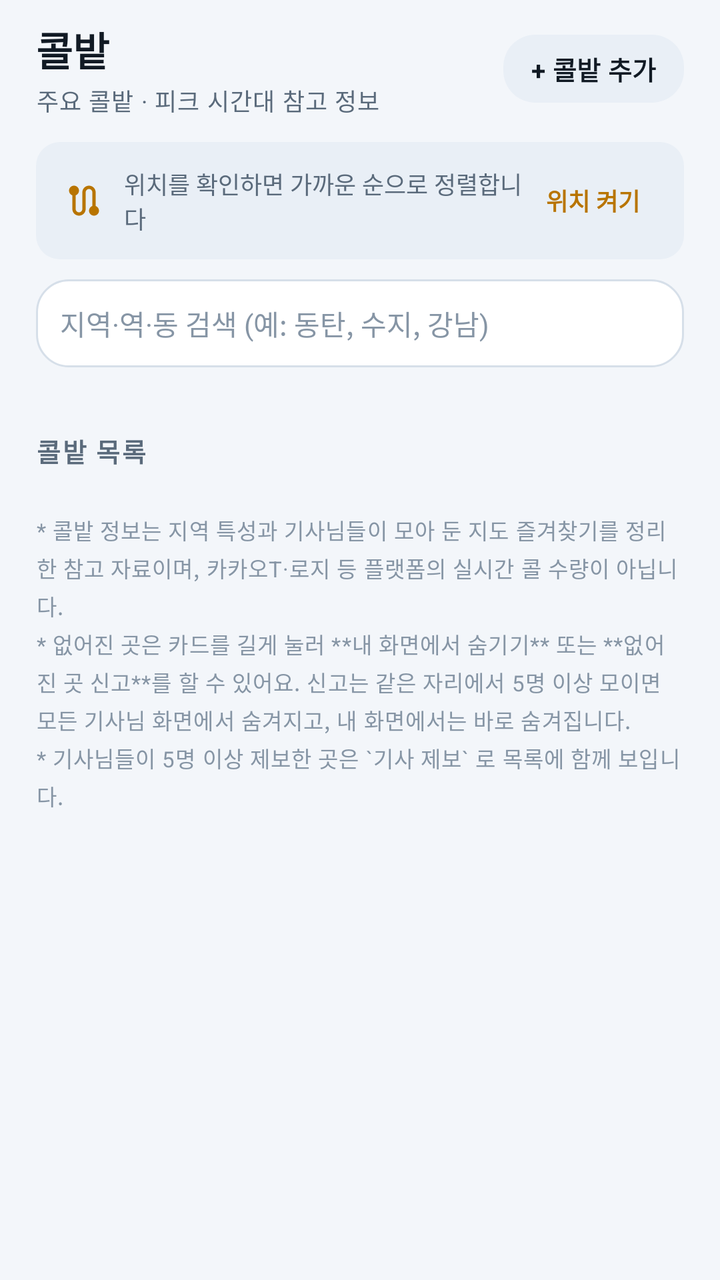
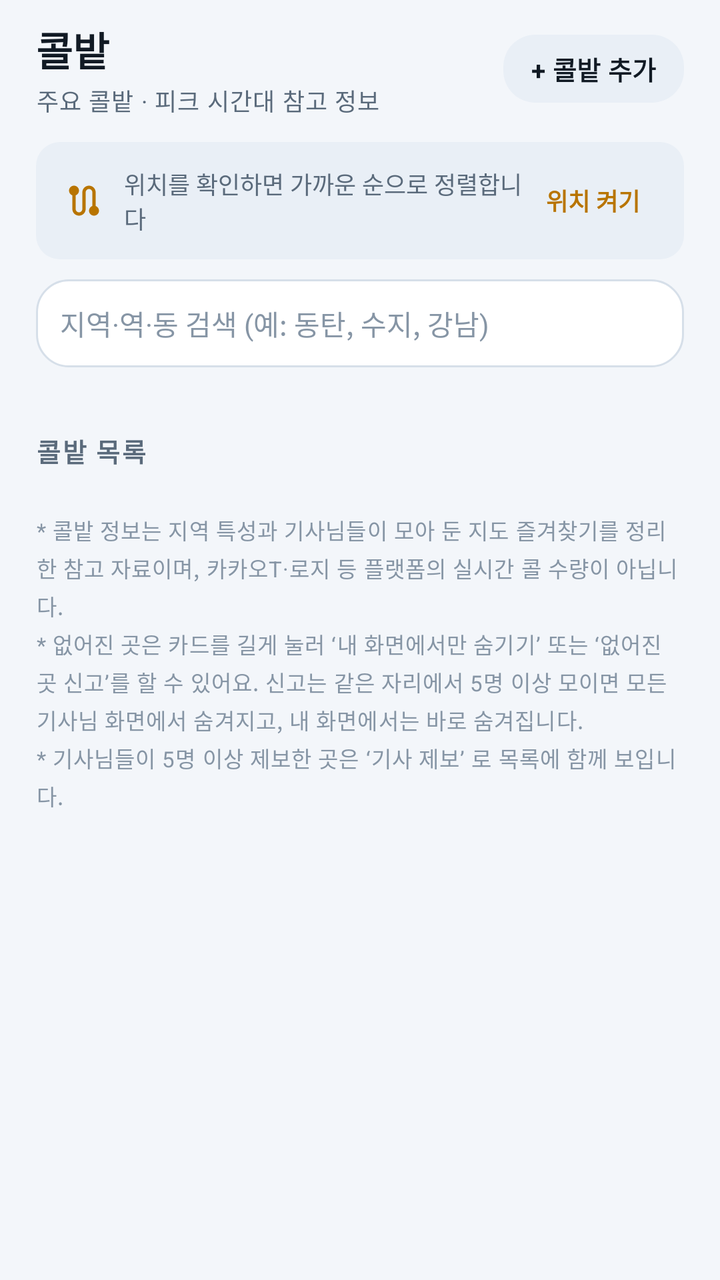

The first picture is an Android layout as it rendered before a commit; the second is the same layout after the commit. The layout source and the unified diff follow.
<!-- AndroidManifest.xml: application theme Theme.DaeriLedger -->
<!-- res/layout/screen_spots.xml -->
<?xml version="1.0" encoding="utf-8"?>
<FrameLayout xmlns:android="http://schemas.android.com/apk/res/android"
    xmlns:app="http://schemas.android.com/apk/res-auto"
    android:layout_width="match_parent"
    android:layout_height="match_parent">

    <androidx.core.widget.NestedScrollView
        android:id="@+id/spotsScroll"
        android:layout_width="match_parent"
        android:layout_height="match_parent"
        android:clipToPadding="false"
        android:fillViewport="true"
        android:scrollbars="none">

        <LinearLayout
            android:id="@+id/spotsColumn"
            android:layout_width="match_parent"
            android:layout_height="wrap_content"
            android:focusableInTouchMode="true"
            android:orientation="vertical"
            android:paddingBottom="28dp">

            <LinearLayout
                android:layout_width="match_parent"
                android:layout_height="wrap_content"
                android:gravity="center_vertical"
                android:orientation="horizontal"
                android:paddingHorizontal="18dp"
                android:paddingTop="10dp">

                <LinearLayout
                    android:layout_width="0dp"
                    android:layout_height="wrap_content"
                    android:layout_weight="1"
                    android:orientation="vertical">

                    <TextView
                        style="@style/Text.Daeri.Title"
                        android:layout_width="wrap_content"
                        android:layout_height="wrap_content"
                        android:text="콜밭" />

                    <TextView
                        android:id="@+id/spotsSubtitle"
                        style="@style/Text.Daeri.Label"
                        android:layout_width="wrap_content"
                        android:layout_height="wrap_content"
                        android:layout_marginTop="2dp"
                        android:text="주요 콜밭 · 피크 시간대 참고 정보" />
                </LinearLayout>

                
                <com.google.android.material.button.MaterialButton
                    android:id="@+id/addSpotButton"
                    style="@style/Widget.Daeri.Button.Tonal"
                    android:layout_width="wrap_content"
                    android:layout_height="42dp"
                    android:minHeight="42dp"
                    android:paddingHorizontal="14dp"
                    android:text="+ 콜밭 추가"
                    android:textSize="13sp" />
            </LinearLayout>

            
            <LinearLayout
                android:id="@+id/locationCard"
                android:layout_width="match_parent"
                android:layout_height="wrap_content"
                android:layout_marginHorizontal="18dp"
                android:layout_marginTop="12dp"
                android:background="@drawable/bg_chip_soft"
                android:gravity="center_vertical"
                android:orientation="horizontal"
                android:paddingHorizontal="14dp"
                android:paddingVertical="12dp">

                <ImageView
                    android:layout_width="20dp"
                    android:layout_height="20dp"
                    android:contentDescription="@null"
                    android:src="@drawable/ic_route"
                    app:tint="@color/accent" />

                <TextView
                    android:id="@+id/locationText"
                    android:layout_width="0dp"
                    android:layout_height="wrap_content"
                    android:layout_marginStart="10dp"
                    android:layout_weight="1"
                    android:text="위치를 확인하면 가까운 순으로 정렬합니다"
                    android:textColor="@color/text_secondary"
                    android:textSize="12sp" />

                <TextView
                    android:id="@+id/locationAction"
                    android:layout_width="wrap_content"
                    android:layout_height="wrap_content"
                    android:background="?attr/selectableItemBackground"
                    android:paddingHorizontal="8dp"
                    android:paddingVertical="6dp"
                    android:text="위치 켜기"
                    android:textColor="@color/accent"
                    android:textSize="12sp"
                    android:textStyle="bold" />
            </LinearLayout>

            
            <LinearLayout
                android:layout_width="match_parent"
                android:layout_height="wrap_content"
                android:layout_marginHorizontal="18dp"
                android:layout_marginTop="10dp"
                android:background="@drawable/bg_amount_field"
                android:gravity="center_vertical"
                android:orientation="horizontal"
                android:paddingHorizontal="12dp">

                <EditText
                    android:id="@+id/spotSearch"
                    android:layout_width="0dp"
                    android:layout_height="44dp"
                    android:layout_weight="1"
                    android:background="@null"
                    android:hint="지역·역·동 검색 (예: 동탄, 수지, 강남)"
                    android:imeOptions="actionSearch"
                    android:importantForAutofill="no"
                    android:inputType="text"
                    android:maxLength="24"
                    android:paddingVertical="0dp"
                    android:singleLine="true"
                    android:textColor="@color/text_primary"
                    android:textColorHint="@color/text_tertiary"
                    android:textSize="14sp" />

                <ImageView
                    android:id="@+id/spotSearchClear"
                    android:layout_width="28dp"
                    android:layout_height="28dp"
                    android:background="?attr/selectableItemBackgroundBorderless"
                    android:contentDescription="검색어 지우기"
                    android:padding="6dp"
                    android:src="@drawable/ic_close"
                    android:visibility="gone"
                    app:tint="@color/text_tertiary" />
            </LinearLayout>

            
            <HorizontalScrollView
                android:layout_width="match_parent"
                android:layout_height="wrap_content"
                android:layout_marginTop="10dp"
                android:clipToPadding="false"
                android:paddingHorizontal="18dp"
                android:scrollbars="none">

                <com.google.android.material.chip.ChipGroup
                    android:id="@+id/regionChips"
                    android:layout_width="wrap_content"
                    android:layout_height="wrap_content"
                    app:chipSpacingHorizontal="8dp"
                    app:singleLine="true"
                    app:singleSelection="true" />
            </HorizontalScrollView>

            
            <TextView
                android:id="@+id/hiddenInfo"
                android:layout_width="wrap_content"
                android:layout_height="wrap_content"
                android:layout_marginHorizontal="18dp"
                android:layout_marginTop="8dp"
                android:background="?attr/selectableItemBackgroundBorderless"
                android:paddingVertical="4dp"
                android:text="숨긴 콜밭 0곳 · 되돌리기"
                android:textColor="@color/text_tertiary"
                android:textSize="11sp"
                android:visibility="gone" />

            
            <LinearLayout
                android:id="@+id/savedSection"
                android:layout_width="match_parent"
                android:layout_height="wrap_content"
                android:orientation="vertical"
                android:visibility="gone">

                <LinearLayout
                    android:layout_width="match_parent"
                    android:layout_height="wrap_content"
                    android:gravity="center_vertical"
                    android:orientation="horizontal"
                    android:paddingHorizontal="18dp"
                    android:paddingTop="22dp"
                    android:paddingBottom="4dp">

                    <TextView
                        style="@style/Text.Daeri.Section"
                        android:layout_width="0dp"
                        android:layout_height="wrap_content"
                        android:layout_weight="1"
                        android:text="내가 추가한 콜밭" />

                    <TextView
                        android:id="@+id/savedCountText"
                        style="@style/Text.Daeri.Label"
                        android:layout_width="wrap_content"
                        android:layout_height="wrap_content"
                        android:text="" />
                </LinearLayout>

                <LinearLayout
                    android:id="@+id/savedSpotsColumn"
                    android:layout_width="match_parent"
                    android:layout_height="wrap_content"
                    android:orientation="vertical" />
            </LinearLayout>

            
            <LinearLayout
                android:layout_width="match_parent"
                android:layout_height="wrap_content"
                android:gravity="center_vertical"
                android:orientation="horizontal"
                android:paddingHorizontal="18dp"
                android:paddingTop="22dp"
                android:paddingBottom="4dp">

                <TextView
                    style="@style/Text.Daeri.Section"
                    android:layout_width="0dp"
                    android:layout_height="wrap_content"
                    android:layout_weight="1"
                    android:text="콜밭 목록" />

                <TextView
                    android:id="@+id/nearbyCountText"
                    style="@style/Text.Daeri.Label"
                    android:layout_width="wrap_content"
                    android:layout_height="wrap_content"
                    android:text="" />
            </LinearLayout>

            <LinearLayout
                android:id="@+id/nearbyColumn"
                android:layout_width="match_parent"
                android:layout_height="wrap_content"
                android:orientation="vertical" />

            
            <com.google.android.material.button.MaterialButton
                android:id="@+id/moreSpotsButton"
                style="@style/Widget.Daeri.Button.Tonal"
                android:layout_width="match_parent"
                android:layout_height="48dp"
                android:layout_marginHorizontal="18dp"
                android:layout_marginTop="6dp"
                android:minHeight="48dp"
                android:text="나머지 콜밭 더 보기"
                android:textSize="13sp"
                android:visibility="gone" />

            <TextView
                style="@style/Text.Daeri.Label"
                android:layout_width="match_parent"
                android:layout_height="wrap_content"
                android:layout_marginHorizontal="18dp"
                android:layout_marginTop="18dp"
                android:lineSpacingExtra="3dp"
                android:text="* 콜밭 정보는 지역 특성과 기사님들이 모아 둔 지도 즐겨찾기를 정리한 참고 자료이며, 카카오T·로지 등 플랫폼의 실시간 콜 수량이 아닙니다.\n* 없어진 곳은 카드를 길게 눌러 **내 화면에서 숨기기** 또는 **없어진 곳 신고**를 할 수 있어요. 신고는 같은 자리에서 5명 이상 모이면 모든 기사님 화면에서 숨겨지고, 내 화면에서는 바로 숨겨집니다.\n* 기사님들이 5명 이상 제보한 곳은 `기사 제보` 로 목록에 함께 보입니다."
                android:textColor="@color/text_tertiary"
                android:textSize="11sp" />

        </LinearLayout>
    </androidx.core.widget.NestedScrollView>

</FrameLayout>
<!-- resources referenced by this layout -->
<resources>
  <color name="accent">#B87400</color>
  <color name="text_primary">#111A24</color>
  <color name="text_secondary">#5A6A7B</color>
  <color name="text_tertiary">#8695A5</color>
  <!-- drawable bg_amount_field (drawable) -->
  <?xml version="1.0" encoding="utf-8"?>
  <shape xmlns:android="http://schemas.android.com/apk/res/android" android:shape="rectangle">
      <solid android:color="@color/surface" />
      <corners android:radius="16dp" />
      <stroke android:width="1dp" android:color="@color/outline" />
  </shape>
  <!-- drawable bg_chip_soft (drawable) -->
  <?xml version="1.0" encoding="utf-8"?>
  <shape xmlns:android="http://schemas.android.com/apk/res/android" android:shape="rectangle">
      <solid android:color="@color/surface_high" />
      <corners android:radius="12dp" />
  </shape>
  <style name="Text.Daeri.Label" parent="TextAppearance.Material3.BodySmall">
          <item name="android:textSize">12sp</item>
          <item name="android:textColor">@color/text_secondary</item>
      </style>
  <style name="Text.Daeri.Section" parent="TextAppearance.Material3.TitleSmall">
          <item name="android:textSize">13sp</item>
          <item name="android:letterSpacing">0.06</item>
          <item name="android:textColor">@color/text_secondary</item>
          <item name="android:textStyle">bold</item>
      </style>
  <style name="Text.Daeri.Title" parent="TextAppearance.Material3.TitleLarge">
          <item name="android:textSize">20sp</item>
          <item name="android:textStyle">bold</item>
          <item name="android:textColor">@color/text_primary</item>
      </style>
  <style name="Theme.DaeriLedger" parent="Theme.DaeriLedger.Base" />
  <color name="surface">#FFFFFF</color>
  <color name="outline">#D6DFE9</color>
  <color name="surface_high">#E9EFF6</color>
  <color name="on_accent">#FFFFFF</color>
  <color name="accent_dim">#FFF0D2</color>
  <color name="profit">#0E8A4F</color>
  <color name="profit_dim">#E1F6EB</color>
  <color name="chart_bar">#2E6BC4</color>
  <color name="bg">#F3F6FA</color>
  <color name="surface_alt">#FFFFFF</color>
  <color name="divider">#E7EDF4</color>
  <color name="loss">#C93A3A</color>
  <style name="ThemeOverlay.Daeri.Dialog" parent="ThemeOverlay.Material3.MaterialAlertDialog">
          <item name="colorSurface">@color/surface_alt</item>
          <item name="colorOnSurface">@color/text_primary</item>
          <item name="colorOnSurfaceVariant">@color/text_secondary</item>
          <item name="shapeAppearanceOverlay">@style/Shape.Daeri.Large</item>
      </style>
  <style name="ThemeOverlay.Daeri.BottomSheet" parent="ThemeOverlay.Material3.BottomSheetDialog">
          <item name="colorSurface">@color/surface_alt</item>
          <item name="bottomSheetStyle">@style/Widget.Daeri.BottomSheet</item>
      </style>
  <style name="Shape.Daeri.ExtraSmall" parent="ShapeAppearance.Material3.Corner.ExtraSmall">
          <item name="cornerSize">8dp</item>
      </style>
  <style name="Shape.Daeri.Small" parent="ShapeAppearance.Material3.Corner.Small">
          <item name="cornerSize">12dp</item>
      </style>
  <style name="Shape.Daeri.Medium" parent="ShapeAppearance.Material3.Corner.Medium">
          <item name="cornerSize">18dp</item>
      </style>
  <style name="Shape.Daeri.Large" parent="ShapeAppearance.Material3.Corner.Large">
          <item name="cornerSize">26dp</item>
      </style>
  <style name="Widget.Daeri.BottomSheet" parent="Widget.Material3.BottomSheet.Modal">
          <item name="shapeAppearance">@style/Shape.Daeri.Large</item>
          <item name="backgroundTint">@color/surface_alt</item>
      </style>
  <!-- unchanged entries left out for length: 4 -->
</resources>

<!-- the commit's change to res/layout/screen_spots.xml (unified diff, before → after) -->
@@ -266,7 +266,7 @@
                 android:layout_marginHorizontal="18dp"
                 android:layout_marginTop="18dp"
                 android:lineSpacingExtra="3dp"
-                android:text="* 콜밭 정보는 지역 특성과 기사님들이 모아 둔 지도 즐겨찾기를 정리한 참고 자료이며, 카카오T·로지 등 플랫폼의 실시간 콜 수량이 아닙니다.\n* 없어진 곳은 카드를 길게 눌러 **내 화면에서 숨기기** 또는 **없어진 곳 신고**를 할 수 있어요. 신고는 같은 자리에서 5명 이상 모이면 모든 기사님 화면에서 숨겨지고, 내 화면에서는 바로 숨겨집니다.\n* 기사님들이 5명 이상 제보한 곳은 `기사 제보` 로 목록에 함께 보입니다."
+                android:text="* 콜밭 정보는 지역 특성과 기사님들이 모아 둔 지도 즐겨찾기를 정리한 참고 자료이며, 카카오T·로지 등 플랫폼의 실시간 콜 수량이 아닙니다.&#10;* 없어진 곳은 카드를 길게 눌러 ‘내 화면에서만 숨기기’ 또는 ‘없어진 곳 신고’를 할 수 있어요. 신고는 같은 자리에서 5명 이상 모이면 모든 기사님 화면에서 숨겨지고, 내 화면에서는 바로 숨겨집니다.&#10;* 기사님들이 5명 이상 제보한 곳은 ‘기사 제보’ 로 목록에 함께 보입니다."
                 android:textColor="@color/text_tertiary"
                 android:textSize="11sp" />
 
